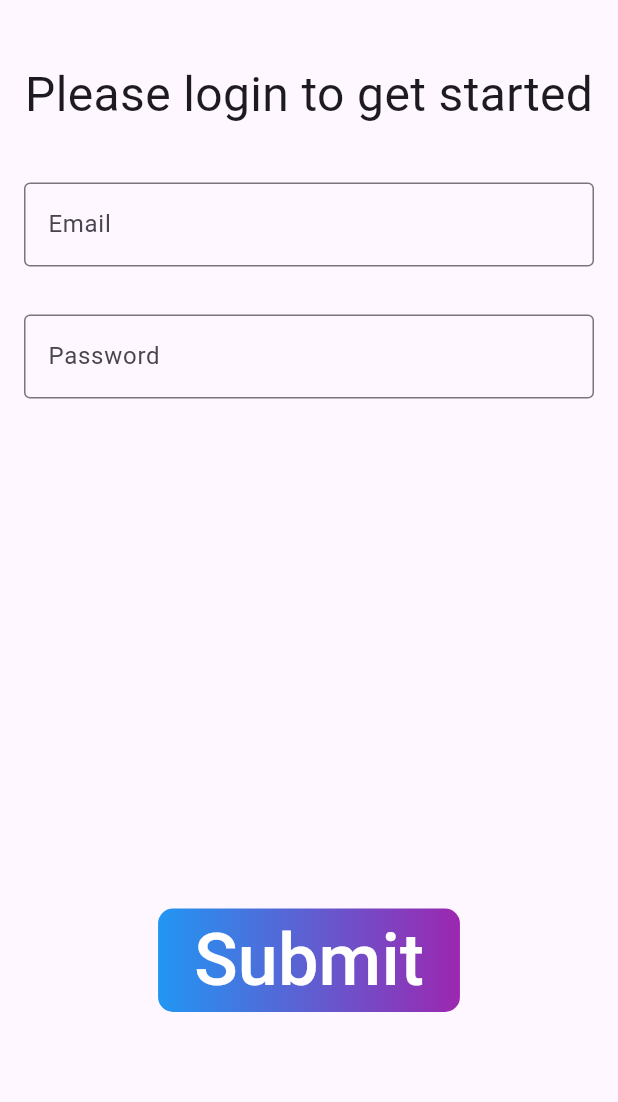
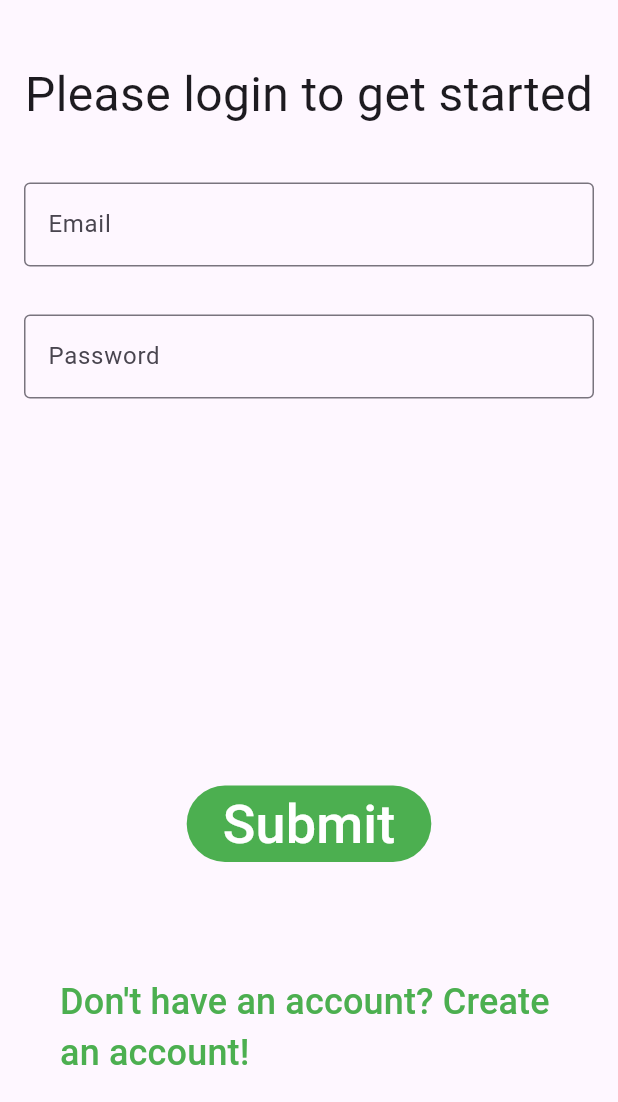
Before and after one commit to m-GDEV/Sportify, a Flutter app: the screen it shows after launch, after a tap on "Already have an account? Log in here!", on a phone screen of 412 x 824 dp, the part 134-1236 px from its top. Run offline on Flutter 3.47's test engine with Material 3 defaults, Android fonts, the phone set to English and light mode, and no system bars; our stand-ins replace firebase_auth, firebase_core; accounts and stored records are empty; network calls fail.

```diff
--- a/lib/screens/create_account_screen.dart
+++ b/lib/screens/create_account_screen.dart
@@ -18,11 +18,13 @@ class _CreateAccountScreenState extends State<CreateAccountScreen> {
   @override
   Widget build(BuildContext context) {
     return Scaffold(
+      // gradient: white to 255, 168, 230, 162
       body: Center(
         child: Column(
           mainAxisAlignment: MainAxisAlignment.spaceBetween,
           children: [
-            Column(children: [
+            Column(
+              children: [
                 Padding(
                   padding: const EdgeInsets.fromLTRB(0, 32, 0, 40),
                   child: Text(
@@ -62,76 +64,81 @@ class _CreateAccountScreenState extends State<CreateAccountScreen> {
                   child: SizedBox(
                     width: 500,
                     child: TextField(
-                  onChanged:
-                      (value) => setState(() {
+                      onChanged: (value) => setState(() {
                         password = value;
                       }),
                       obscureText: true,
                       decoration: InputDecoration(
                         labelText: 'Password',
-                    hintText:
-                        '',
+                        hintText: '',
                         border: OutlineInputBorder(),
                       ),
                     ),
                   ),
                 ),
-
-            ],),
-            Column(children: [
+              ],
+            ),
+            Column(
+              children: [
                 Padding(
                   padding: const EdgeInsets.fromLTRB(0, 0, 0, 30),
-              child: Container(
-              decoration: BoxDecoration(
-                gradient: LinearGradient(
-                  colors: [Colors.blue, Colors.purple],
+                  child: ElevatedButton(
+                    style: ElevatedButton.styleFrom(
+                      backgroundColor: Colors.green,
+                      shadowColor: Colors.transparent,
+                      foregroundColor: Colors.white,
                     ),
-                borderRadius: BorderRadius.circular(10),
+                    onPressed: () async {
+                      final res = await AuthService.registration(
+                          email: email, password: password);
+
+                      if (res != null && res.contains('Success')) {
+                        Navigator.of(context).pushReplacement(MaterialPageRoute(
+                            builder: (context) => const MainNavigation()));
+                      } else {
+                        showDialog<String>(
+                          context: context,
+                          builder: (BuildContext context) {
+                            return AlertDialog(
+                              title: const Text('Error creating an account'),
+                              content: Text(res ?? 'Unknown error'),
+                              actions: <Widget>[
+                                TextButton(
+                                  onPressed: () =>
+                                      Navigator.pop(context, 'OK'),
+                                  child: const Text('OK'),
                                 ),
+                              ],
+                            );
+                          },
+                        );
+                      }
+                    },
+                    child: Text(
+                      'Submit',
+                      style: TextStyle(fontSize: 36, color: Colors.white),
+                    ),
+                  ),
+                ),
+                Padding(
+                  padding: const EdgeInsets.all(16.0),
                   child: ElevatedButton(
+                    onPressed: () {
+                      Navigator.of(context).pushReplacement(MaterialPageRoute(
+                          builder: (context) => LoginScreen()));
+                    },
+                    child: Text(
+                      'Already have an account? Log in here!',
+                      style: TextStyle(fontSize: 24, color: Colors.green),
+                    ),
                     style: ElevatedButton.styleFrom(
                       backgroundColor: Colors.transparent,
                       shadowColor: Colors.transparent,
                     ),
-                onPressed: () async{
-                  final res = await AuthService.registration(email: email, password: password);
-
-                  if (res!.contains('Success')) {
-                    Navigator.of(context).pushReplacement(MaterialPageRoute(builder: (context) => const MainNavigation()));
-                  }
-                  else {
-                    showDialog<String> (context: context,
-                    builder: (BuildContext context) {
-                      return AlertDialog(
-                        title: const Text('Error creating an account'),
-                        content: Text(res),
-                        actions: <Widget>[
-                          TextButton(
-                            onPressed: () => Navigator.pop(context, 'OK'),
-                            child: const Text('OK'),
                   ),
+                )
               ],
-                      );
-                    });
-                  }
-                },
-                child: Text('Submit', style: TextStyle(fontSize: 48, color: Colors.white),
-              )),
             ),
-            ),
-            Padding(
-              padding: const EdgeInsets.all(16.0),
-              child: ElevatedButton(onPressed: () {
-
-                Navigator.of(context).pushReplacement(MaterialPageRoute(builder: (context) => LoginScreen()));
-
-              }, child: Text('Already have an account? Log in here!', style: TextStyle(fontSize: 24, color: Colors.blue),), style: ElevatedButton.styleFrom(
-                backgroundColor: Colors.transparent,
-                shadowColor: Colors.transparent,
-              ),),
-            )
-
-            ],)
           ],
         ),
       ),
--- a/lib/screens/login_screen.dart
+++ b/lib/screens/login_screen.dart
@@ -2,6 +2,7 @@ import 'package:flutter/material.dart';
 import 'package:firebase_auth/firebase_auth.dart';
 import 'package:provider/provider.dart';
 import 'package:sportify/main.dart';
+import 'package:sportify/screens/create_account_screen.dart';
 import 'package:sportify/screens/home_screen.dart';
 import 'package:sportify/util/AuthService.dart';
 
@@ -77,19 +78,14 @@ class _LoginScreenState extends State<LoginScreen> {
             ),
 
             ],),
+            Column(children: [
             Padding(
               padding: const EdgeInsets.fromLTRB(0, 0, 0, 60),
-              child: Container(
-              decoration: BoxDecoration(
-                gradient: LinearGradient(
-                  colors: [Colors.blue, Colors.purple],
-                ),
-                borderRadius: BorderRadius.circular(10),
-              ),
               child: ElevatedButton(
                 style: ElevatedButton.styleFrom(
-                  backgroundColor: Colors.transparent,
+                  backgroundColor: Colors.green,
                   shadowColor: Colors.transparent,
+                  foregroundColor: Colors.white,
                 ),
                 onPressed: () async{
                   final res = await AuthService.login(email: email, password: password);
@@ -113,10 +109,28 @@ class _LoginScreenState extends State<LoginScreen> {
                     });
                   }
                 },
-                child: Text('Submit', style: TextStyle(fontSize: 48, color: Colors.white),
+                child: Text('Submit', style: TextStyle(fontSize: 36, color: Colors.white),
               )),
-                        ),
-            )
+            ),
+                Padding(
+                  padding: const EdgeInsets.all(16.0),
+                  child: ElevatedButton(
+                    onPressed: () {
+                      Navigator.of(context).pushReplacement(MaterialPageRoute(
+                          builder: (context) => CreateAccountScreen()));
+                    },
+                    child: Text(
+                      'Don\'t have an account? Create an account!',
+                      style: TextStyle(fontSize: 24, color: Colors.green),
+                    ),
+                    style: ElevatedButton.styleFrom(
+                      backgroundColor: Colors.transparent,
+                      shadowColor: Colors.transparent,
+                    ),
+                  ),
+                )
+
+            ],)
           ],
         ),
       ),
```
Lines whose indentation alone changed are shown as unchanged.
